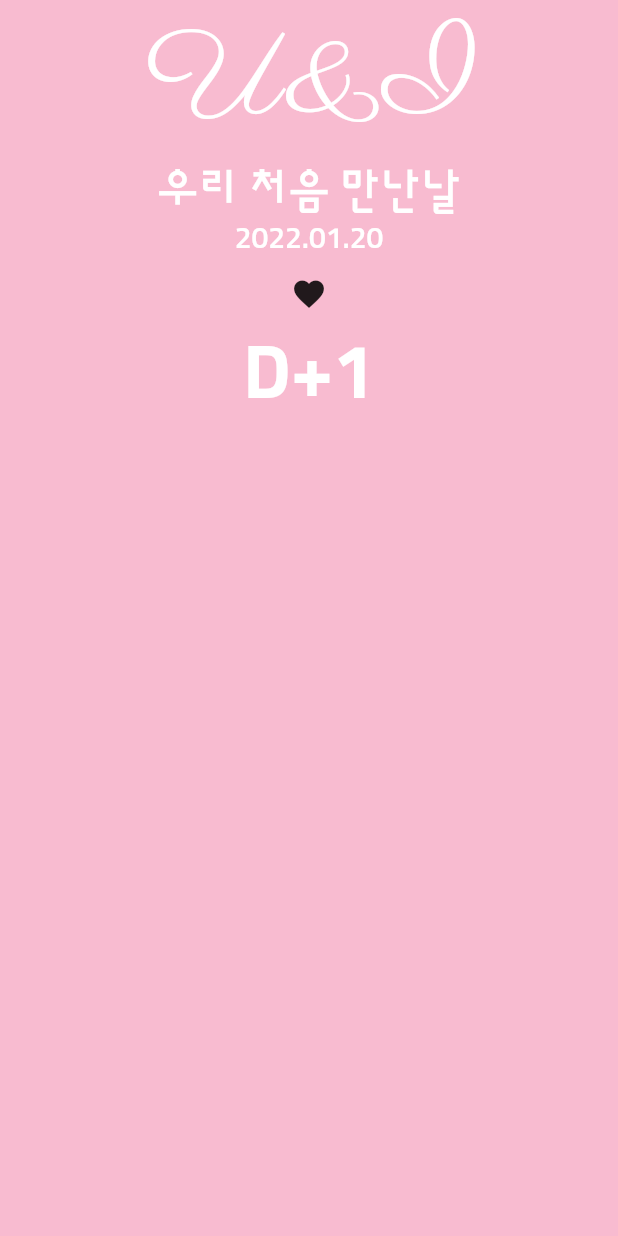
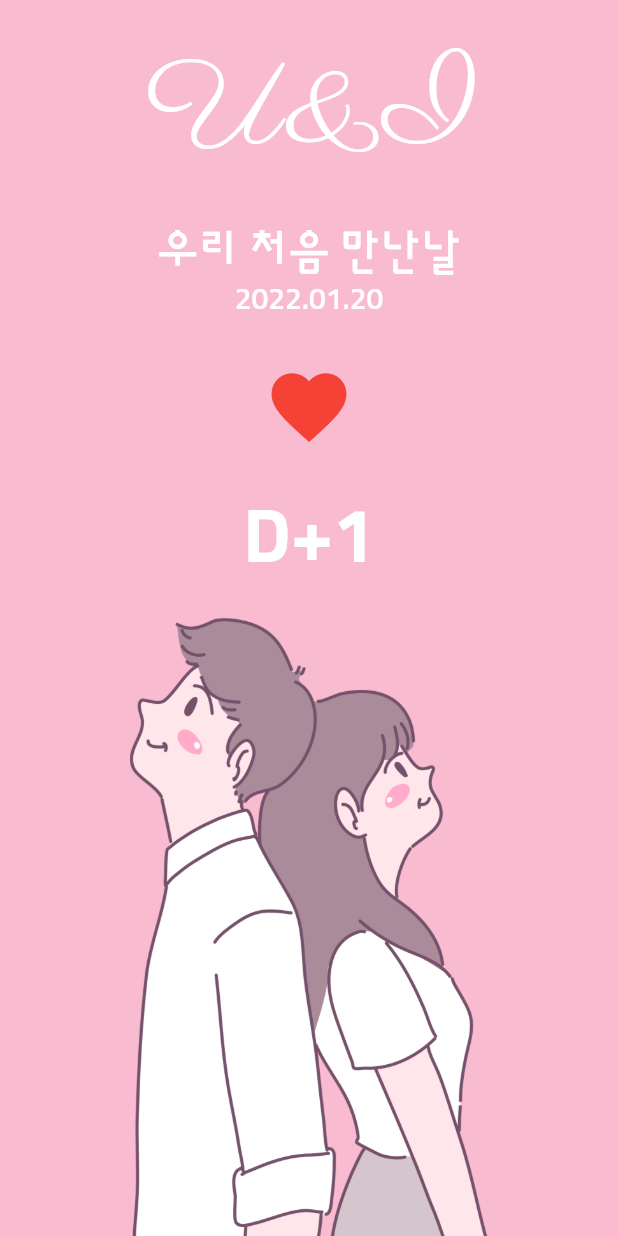
Before and after one commit to cold-pumpkin/coding-factory, a Flutter app: the screen it shows after launch, on a phone screen of 412 x 824 dp. Run offline on Flutter 3.47's test engine with Material 2 defaults, Android fonts, the light colour scheme and no system bars; our stand-ins replace webview_flutter.

Commit message:
U&I - 디자인 마무리

```diff
--- a/u_and_i/lib/screen/home_screen.dart
+++ b/u_and_i/lib/screen/home_screen.dart
@@ -13,9 +13,42 @@
     return Scaffold(
       backgroundColor: Colors.pink[100], // default : 500
       body: SafeArea(
+        bottom: false,
         child: SizedBox(
           width: MediaQuery.of(context).size.width,
           child: Column(
+            children: const [
+              _TopPart(),
+              _BottomPart(),
+            ],
+          ),
+        ),
+      ),
+    );
+  }
+}
+
+class _BottomPart extends StatelessWidget {
+  const _BottomPart();
+
+  @override
+  Widget build(BuildContext context) {
+    return Expanded(
+      child: Image.asset(
+        'asset/image/middle_image.png',
+      ),
+    );
+  }
+}
+
+class _TopPart extends StatelessWidget {
+  const _TopPart();
+
+  @override
+  Widget build(BuildContext context) {
+    return Expanded(
+      child: Column(
+        mainAxisAlignment: MainAxisAlignment.spaceEvenly,
         children: [
           const Text(
             'U&I',
@@ -25,7 +58,9 @@
               fontSize: 80,
             ),
           ),
-              const Text(
+          Column(
+            children: const [
+              Text(
                 '우리 처음 만난날',
                 style: TextStyle(
                   color: Colors.white,
@@ -33,7 +68,7 @@
                   fontSize: 30,
                 ),
               ),
-              const Text(
+              Text(
                 '2022.01.20',
                 style: TextStyle(
                   color: Colors.white,
@@ -41,9 +76,13 @@
                   fontSize: 20,
                 ),
               ),
+            ],
+          ),
           IconButton(
+            iconSize: 60,
             onPressed: () {},
             icon: const Icon(Icons.favorite),
+            color: Colors.red,
           ),
           const Text(
             'D+1',
@@ -55,8 +94,6 @@
           ),
         ],
       ),
-        ),
-      ),
     );
   }
 }
```
Lines whose indentation alone changed are shown as unchanged.
